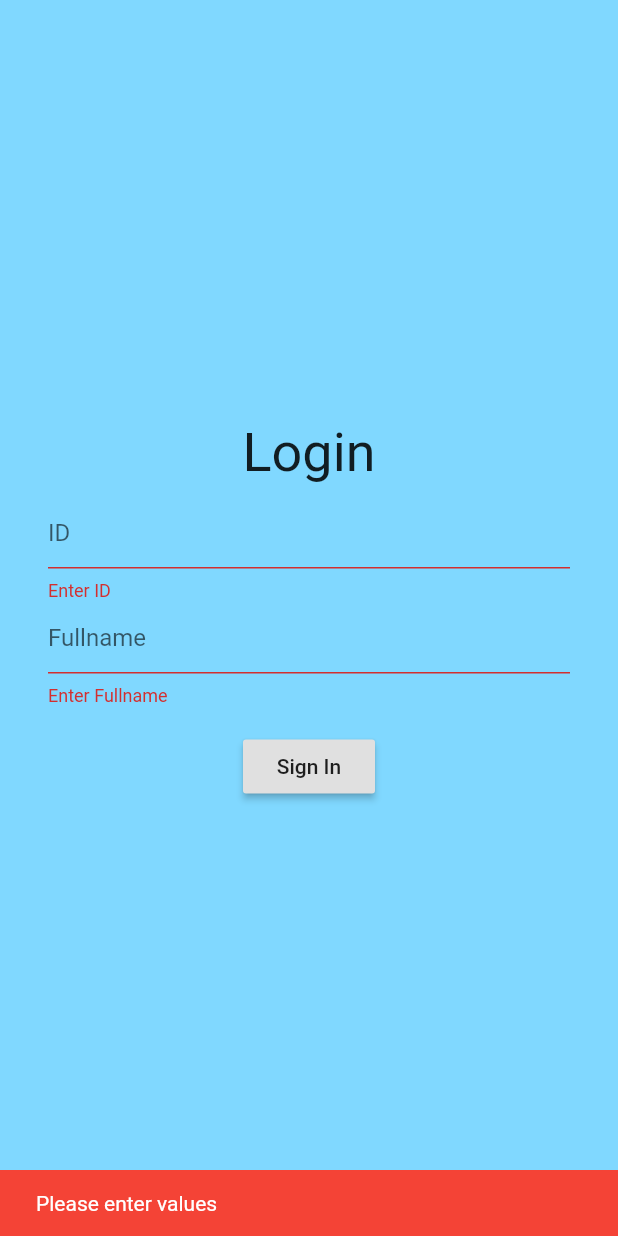
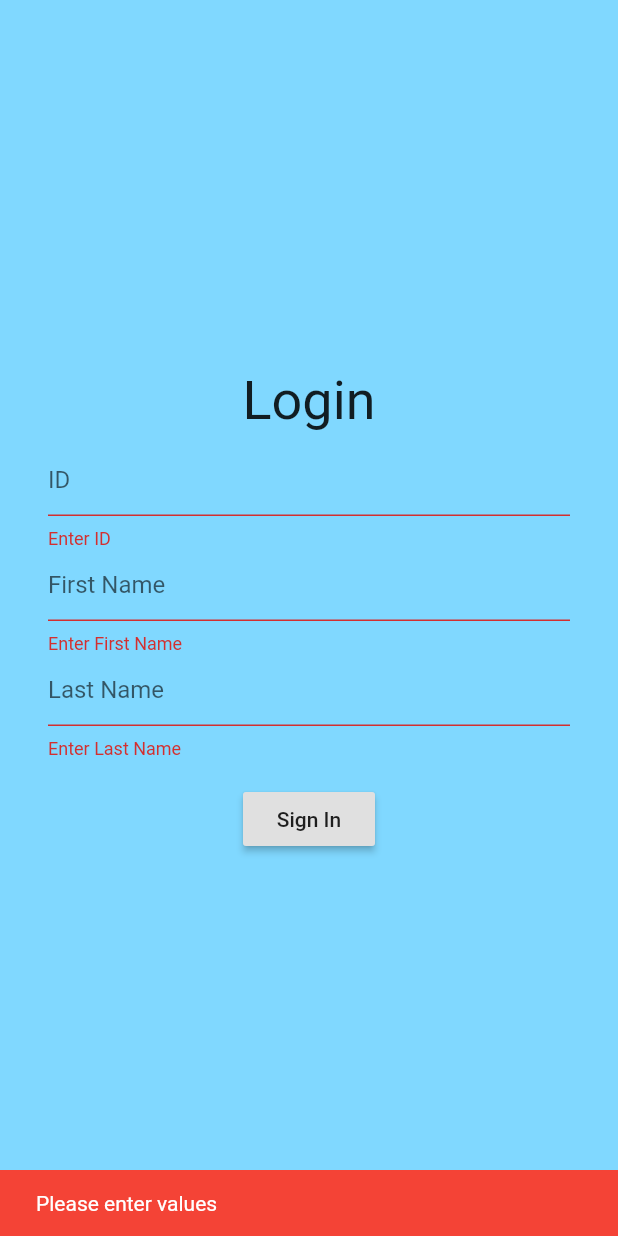
Before and after one commit to ktoosiu/Cztery-pory-roku, a Flutter app: the screen it shows after launch, after a tap on "Sign In", on a phone screen of 412 x 824 dp. Run offline on Flutter 3.47's test engine with Material 2 defaults, Android fonts, the phone set to English and light mode, and no system bars; network calls fail.

Commit message:
added login (checking if user is in json database)

```diff
--- /dev/null
+++ b/lib/models/json_to_date.dart
@@ -0,0 +1,5 @@
+DateTime jsonToDate(String date) {
+  var temp = date.split('/');
+  var t2 = temp[2] + temp[1] + temp[0];
+  return DateTime.parse(t2);
+}
--- a/lib/models/members.dart
+++ b/lib/models/members.dart
@@ -11,9 +11,6 @@ class Members{
       firstName: json['first_name'],
       lastName: json['last_name'],
       address: json['address'],
-
     );
   }
-
-
 }
--- a/lib/screens/details/resolution_details.dart
+++ b/lib/screens/details/resolution_details.dart
@@ -1,7 +1,8 @@
-import 'package:cztery_pory_roku/models/resolutions.dart';
-import 'package:cztery_pory_roku/screens/details/resolution_form.dart';
 import 'package:flutter/material.dart';
 import 'package:intl/intl.dart';
+
+import '../../models/resolutions.dart';
+import 'resolution_form.dart';
 
 class ResolutionDetails extends StatelessWidget {
   final Resolution item;
--- a/lib/screens/details/resolution_form.dart
+++ b/lib/screens/details/resolution_form.dart
@@ -1,7 +1,8 @@
-import 'package:cztery_pory_roku/models/signatures.dart';
 import 'package:flutter/cupertino.dart';
 import 'package:flutter/material.dart';
 import 'package:flutter/widgets.dart';
+
+import '../../models/signatures.dart';
 
 class ResolutionForm extends StatefulWidget {
   @override
--- a/lib/screens/list/resolution_list.dart
+++ b/lib/screens/list/resolution_list.dart
@@ -1,10 +1,11 @@
-import 'package:cztery_pory_roku/api/http_data.dart';
 import 'package:flutter/material.dart';
 import 'package:flutter/rendering.dart';
 import 'package:flutter/widgets.dart';
 
 import '../../models/resolutions.dart';
 import '../../screens/list/resolution_list_item.dart';
+import '../../api/http_data.dart';
+
 
 class ResolutionList extends StatefulWidget {
   @override
@@ -12,9 +13,7 @@ class ResolutionList extends StatefulWidget {
 }
 
 class ResolutionListState extends State<ResolutionList> {
-  // var _resolutions = <Resolution>[];
   var _resolutions = <Resolution>[];
-  var r2;
   Future<List<Resolution>> resolutionFuture;
   @override
   initState() {
--- a/lib/screens/list/resolution_screen.dart
+++ b/lib/screens/list/resolution_screen.dart
@@ -1,5 +1,6 @@
-import 'package:cztery_pory_roku/screens/list/resolution_list.dart';
 import 'package:flutter/material.dart';
+
+import '../../screens/list/resolution_list.dart';
 
 class ResolutionScreen extends StatelessWidget{
   @override
--- a/lib/screens/login/login.dart
+++ b/lib/screens/login/login.dart
@@ -1,6 +1,6 @@
-import 'package:cztery_pory_roku/screens/login/login_form.dart';
-import 'package:flutter/cupertino.dart';
 import 'package:flutter/material.dart';
+
+import '../../screens/login/login_form.dart';
 
 class Login extends StatelessWidget {
 
--- a/lib/screens/login/login_form.dart
+++ b/lib/screens/login/login_form.dart
@@ -1,4 +1,7 @@
+import '../../api/http_data.dart';
+
 import 'package:flutter/material.dart';
+import 'package:flutter/services.dart';
 
 class LoginForm extends StatefulWidget {
   @override
@@ -7,6 +10,20 @@ class LoginForm extends StatefulWidget {
 
 class LoginFormState extends State<LoginForm> {
   final _formKey = GlobalKey<FormState>();
+  final formController = [
+    TextEditingController(),
+    TextEditingController(),
+    TextEditingController()
+  ];
+
+  @override
+  void dispose() {
+    // Clean up the controller when the Widget is disposed
+    for (var controller in formController) {
+      controller.dispose();
+    }
+    super.dispose();
+  }
 
   @override
   Widget build(BuildContext context) {
@@ -17,22 +34,55 @@ class LoginFormState extends State<LoginForm> {
         child: Column(
           children: [
             TextFormField(
-                decoration: InputDecoration(hintText: 'ID'),
-                validator: (value) {
-                  if (value.isEmpty) return 'Enter ID';
-                }),
+              controller: formController[0],
+              inputFormatters: [WhitelistingTextInputFormatter.digitsOnly],
+              keyboardType: TextInputType.number,
+              decoration: InputDecoration(hintText: 'ID'),
+              validator: (value) {
+                if (value.isEmpty) return 'Enter ID';
+              },
+              autofocus: false,
+            ),
             TextFormField(
-                decoration: InputDecoration(hintText: 'Fullname'),
-                validator: (value) {
-                  if (value.isEmpty) return 'Enter Fullname';
-                }),
+              controller: formController[1],
+              decoration: InputDecoration(hintText: 'First Name'),
+              validator: (value) {
+                if (value.isEmpty) return 'Enter First Name';
+              },
+            ),
+            TextFormField(
+              controller: formController[2],
+              decoration: InputDecoration(hintText: 'Last Name'),
+              validator: (value) {
+                if (value.isEmpty) return 'Enter Last Name';
+              },
+            ),
             Padding(
               padding: const EdgeInsets.only(top: 16.0),
               child: RaisedButton(
                 child: Text('Sign In'),
-                onPressed: () {
+                onPressed: () async {
                   if (_formKey.currentState.validate()) {
-                    // TODO: implement sending form
+                    if (await checkMember(
+                        id: formController[0].text,
+                        firstName: formController[1].text,
+                        lastName: formController[2].text)) {
+                      Scaffold.of(context).showSnackBar(
+                        SnackBar(
+                          content: Text(
+                              'User ${formController[0].text} ${formController[1].text} ${formController[2].text} exists!'),
+                          backgroundColor: Colors.green,
+                        ),
+                      );
+                    } else {
+                      Scaffold.of(context).showSnackBar(
+                        SnackBar(
+                          content: Text(
+                              'User ${formController[0].text} ${formController[1].text} ${formController[2].text} doesn\'t exist!'),
+                          backgroundColor: Colors.redAccent[100],
+                        ),
+                      );
+                    }
                   } else {
                     Scaffold.of(context).showSnackBar(SnackBar(
                       content: Text("Please enter values"),
@@ -48,6 +98,3 @@ class LoginFormState extends State<LoginForm> {
     );
   }
 }
-
-//commit: Login Form created,
-//http get service changed to generic
```
Also changed, not shown: lib/api/http_data.dart (+23 -0 lines), lib/main.dart (+7 -3 lines), lib/models/resolutions.dart (+2 -6 lines), lib/screens/list/resolution_list_item.dart (+2 -12 lines).
